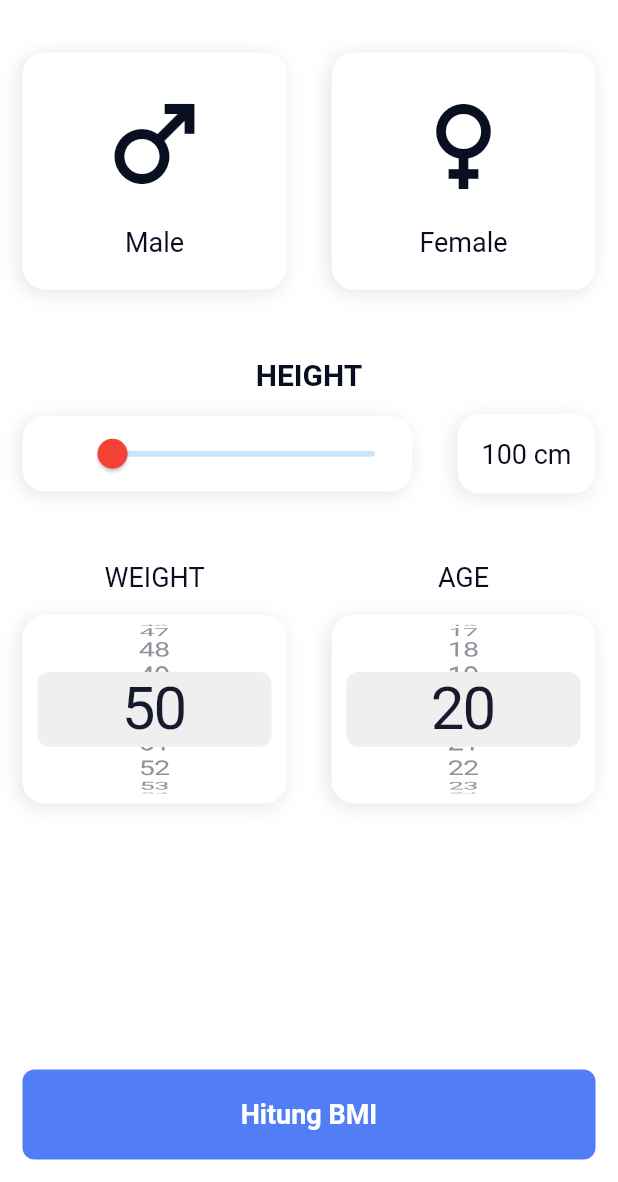
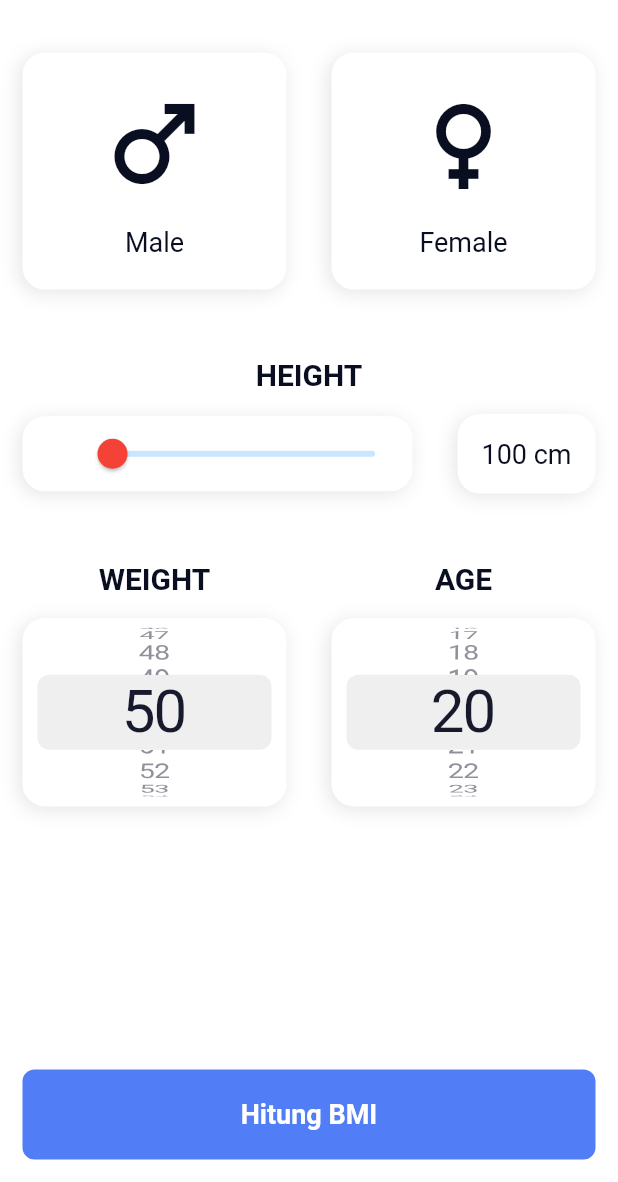
Before and after one commit to sigitwp/bmi-calculator-edspert, a Flutter app: the screen it shows after launch, on a phone screen of 412 x 824 dp, the part 54-1236 px from its top. Run offline on Flutter 3.47's test engine with Material 2 defaults, Android fonts, the phone set to English and light mode, and no system bars.

Commit message:
update redesign

```diff
--- a/lib/main.dart
+++ b/lib/main.dart
@@ -13,7 +13,7 @@ class MyApp extends StatelessWidget {
   @override
   Widget build(BuildContext context) {
     return MaterialApp(
-        title: 'Flutter Demo',
+        title: 'Flutter BMI Calculator',
         theme: ThemeData(
           primaryColor: primaryColor,
           scaffoldBackgroundColor: Colors.white,
--- a/lib/views/bmi_data_screen.dart
+++ b/lib/views/bmi_data_screen.dart
@@ -226,7 +226,10 @@ class _BmiDataScreenState extends State<BmiDataScreen> {
                   children: [
                     Text(
                       "WEIGHT",
-                      style: labelTextStyle,
+                      style: labelTextStyle.copyWith(
+                        fontSize: 20,
+                        fontWeight: FontWeight.bold,
+                      ),
                     ),
                     BmiCard(
                       child: Column(
@@ -258,7 +261,10 @@ class _BmiDataScreenState extends State<BmiDataScreen> {
                   children: [
                     Text(
                       "AGE",
-                      style: labelTextStyle,
+                      style: labelTextStyle.copyWith(
+                        fontSize: 20,
+                        fontWeight: FontWeight.bold,
+                      ),
                     ),
                     BmiCard(
                       child: Column(
```
